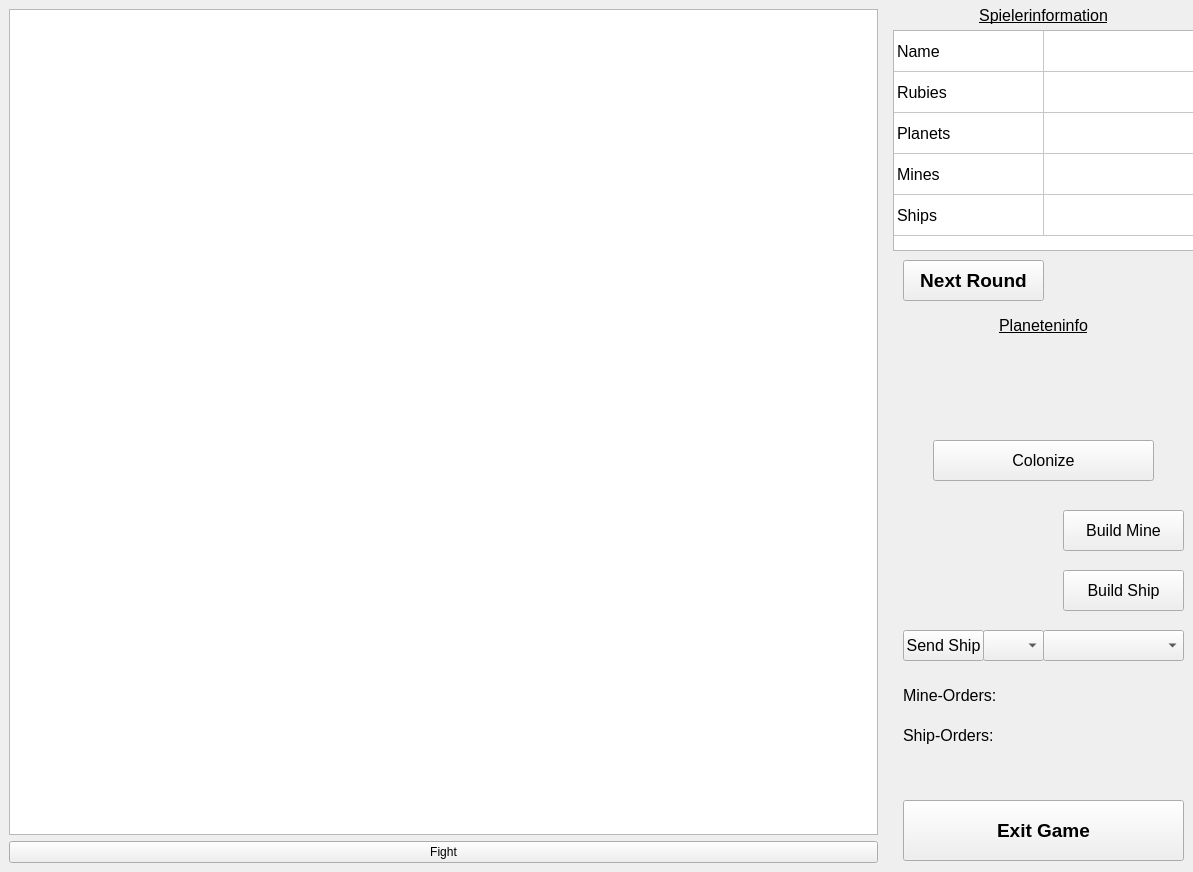
The window that view2D/MainWindow2D.ui (tglane/asteroids) describes before a commit, drawn with Qt 5.
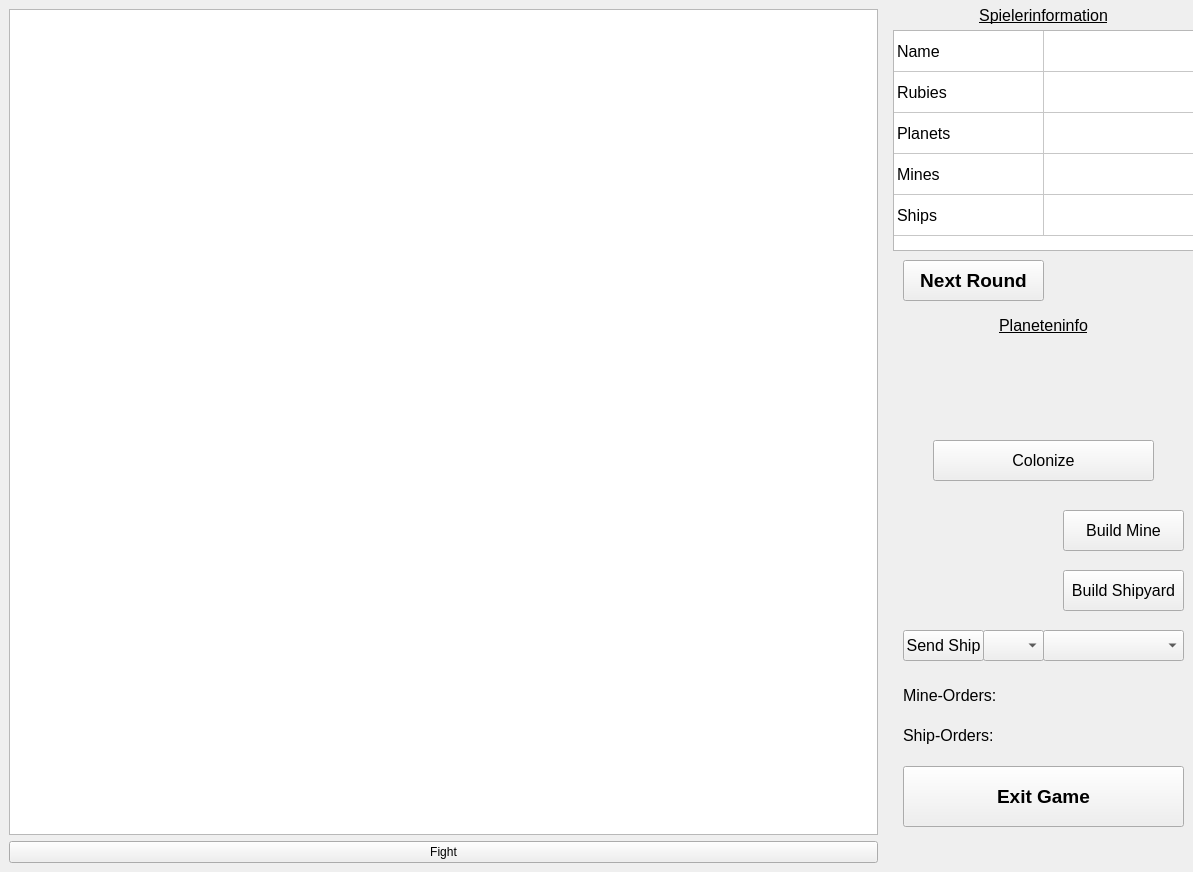
The same window after the commit. Icons and pictures are not drawn.

Commit message: Build ShipYard fürs GUI

What changed in the file:
```diff
--- a/view2D/MainWindow2D.ui
+++ b/view2D/MainWindow2D.ui
@@ -237,7 +237,7 @@
          <x>0</x>
          <y>310</y>
          <width>301</width>
-         <height>481</height>
+         <height>451</height>
         </rect>
        </property>
        <widget class="QLabel" name="PlanetenInfoLabel">
@@ -288,7 +288,7 @@
          </font>
         </property>
         <property name="text">
-         <string>Build Ship</string>
+         <string>Build Shipyard</string>
         </property>
        </widget>
        <widget class="QLabel" name="PlanetName">
@@ -439,10 +439,10 @@
        <widget class="QLabel" name="ShipLabel">
         <property name="geometry">
          <rect>
-          <x>0</x>
-          <y>250</y>
-          <width>61</width>
-          <height>61</height>
+          <x>10</x>
+          <y>260</y>
+          <width>41</width>
+          <height>41</height>
          </rect>
         </property>
         <property name="text">
@@ -588,7 +588,7 @@
        <property name="geometry">
         <rect>
          <x>10</x>
-         <y>800</y>
+         <y>766</y>
          <width>281</width>
          <height>61</height>
         </rect>
```
The commit also changes 2 other files.
